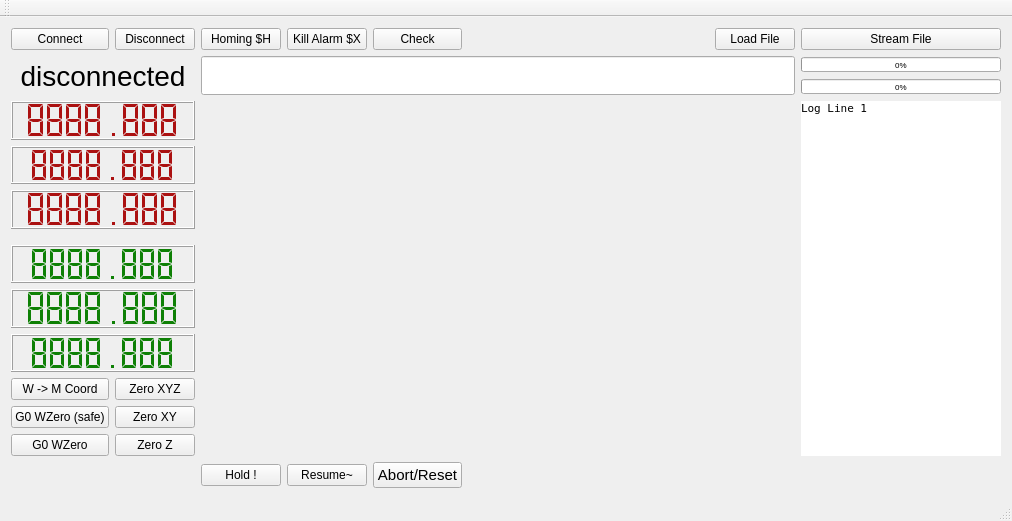
Above: lib/qt/cnctoolbox/mainwindow.ui from comgram/gerbil_gui before the change. Below: the same form after it.
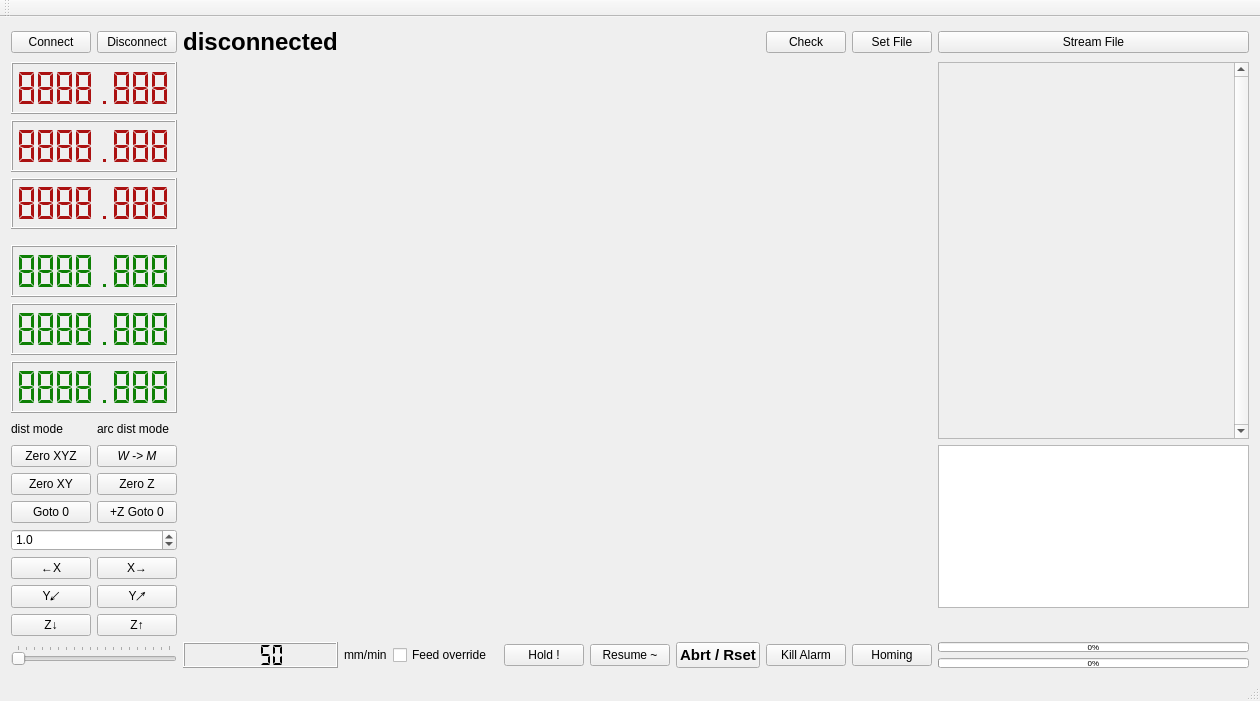
That is the form after the change.

Patch:
```diff
--- a/lib/qt/cnctoolbox/mainwindow.ui
+++ b/lib/qt/cnctoolbox/mainwindow.ui
@@ -6,8 +6,8 @@
    <rect>
     <x>0</x>
     <y>0</y>
-    <width>1012</width>
-    <height>521</height>
+    <width>1260</width>
+    <height>701</height>
    </rect>
   </property>
   <property name="sizePolicy">
@@ -32,12 +32,72 @@
   </property>
   <widget class="QWidget" name="centralWidget">
    <layout class="QGridLayout" name="gridLayout">
-    <item row="4" column="2" rowspan="5" colspan="10">
-     <layout class="QGridLayout" name="grid_opengl">
-      <property name="sizeConstraint">
-       <enum>QLayout::SetNoConstraint</enum>
+    <item row="7" column="1">
+     <widget class="QPushButton" name="pushButton_w2mcoord">
+      <property name="font">
+       <font>
+        <italic>true</italic>
+        <underline>false</underline>
+       </font>
       </property>
-     </layout>
+      <property name="text">
+       <string>W -&gt; M</string>
+      </property>
+     </widget>
+    </item>
+    <item row="11" column="1">
+     <widget class="QPushButton" name="pushButton_xplus">
+      <property name="text">
+       <string>X→</string>
+      </property>
+     </widget>
+    </item>
+    <item row="11" column="0">
+     <widget class="QPushButton" name="pushButton_xminus">
+      <property name="text">
+       <string>←X</string>
+      </property>
+     </widget>
+    </item>
+    <item row="15" column="10">
+     <widget class="QPushButton" name="pushButton_killalarm">
+      <property name="text">
+       <string>Kill Alarm</string>
+      </property>
+     </widget>
+    </item>
+    <item row="15" column="4">
+     <widget class="QLabel" name="label_mmmin">
+      <property name="text">
+       <string>mm/min</string>
+      </property>
+     </widget>
+    </item>
+    <item row="0" column="1">
+     <widget class="QPushButton" name="pushButton_disconnect">
+      <property name="text">
+       <string>Disconnect</string>
+      </property>
+     </widget>
+    </item>
+    <item row="10" column="0" colspan="2">
+     <widget class="QDoubleSpinBox" name="doubleSpinBox_jogstep">
+      <property name="decimals">
+       <number>1</number>
+      </property>
+      <property name="minimum">
+       <double>0.100000000000000</double>
+      </property>
+      <property name="maximum">
+       <double>10.000000000000000</double>
+      </property>
+      <property name="singleStep">
+       <double>0.100000000000000</double>
+      </property>
+      <property name="value">
+       <double>1.000000000000000</double>
+      </property>
+     </widget>
     </item>
     <item row="0" column="0">
      <widget class="QPushButton" name="pushButton_connect">
@@ -46,69 +106,45 @@
       </property>
      </widget>
     </item>
-    <item row="3" column="2" colspan="10">
-     <widget class="QLineEdit" name="lineEdit_cmdline">
-      <property name="sizePolicy">
-       <sizepolicy hsizetype="Ignored" vsizetype="Fixed">
-        <horstretch>0</horstretch>
-        <verstretch>0</verstretch>
-       </sizepolicy>
-      </property>
-      <property name="font">
-       <font>
-        <pointsize>20</pointsize>
-        <weight>75</weight>
-        <bold>true</bold>
-       </font>
-      </property>
-      <property name="text">
-       <string/>
-      </property>
-     </widget>
-    </item>
-    <item row="9" column="4">
-     <widget class="QPushButton" name="pushButton_abort">
-      <property name="font">
-       <font>
-        <pointsize>11</pointsize>
-       </font>
-      </property>
-      <property name="autoFillBackground">
-       <bool>false</bool>
-      </property>
-      <property name="styleSheet">
-       <string notr="true"/>
-      </property>
-      <property name="text">
-       <string>Abort/Reset</string>
-      </property>
-     </widget>
-    </item>
-    <item row="0" column="3">
-     <widget class="QPushButton" name="pushButton_killalarm">
-      <property name="text">
-       <string>Kill Alarm $X</string>
-      </property>
-     </widget>
-    </item>
-    <item row="0" column="2">
+    <item row="15" column="11">
      <widget class="QPushButton" name="pushButton_homing">
       <property name="text">
-       <string>Homing $H</string>
+       <string>Homing</string>
       </property>
      </widget>
     </item>
-    <item row="0" column="4">
+    <item row="0" column="10">
      <widget class="QPushButton" name="pushButton_check">
       <property name="text">
        <string>Check</string>
       </property>
      </widget>
     </item>
-    <item row="0" column="11">
-     <widget class="QPushButton" name="pushButton_fileload">
+    <item row="15" column="7">
+     <widget class="QPushButton" name="pushButton_hold">
       <property name="text">
-       <string>Load File</string>
+       <string>Hold !</string>
+      </property>
+     </widget>
+    </item>
+    <item row="9" column="0">
+     <widget class="QPushButton" name="pushButton_g0wzero">
+      <property name="text">
+       <string>Goto 0</string>
+      </property>
+     </widget>
+    </item>
+    <item row="8" column="0">
+     <widget class="QPushButton" name="pushButton_zeroxy">
+      <property name="text">
+       <string>Zero XY</string>
+      </property>
+     </widget>
+    </item>
+    <item row="9" column="1">
+     <widget class="QPushButton" name="pushButton_g0wzerosafe">
+      <property name="text">
+       <string>+Z Goto 0</string>
       </property>
      </widget>
     </item>
@@ -119,34 +155,252 @@
       </property>
      </widget>
     </item>
-    <item row="6" column="0">
-     <widget class="QPushButton" name="pushButton_w2mcoord">
+    <item row="8" column="1">
+     <widget class="QPushButton" name="pushButton_zeroz">
       <property name="text">
-       <string>W -&gt; M Coord</string>
+       <string>Zero Z</string>
       </property>
      </widget>
     </item>
-    <item row="9" column="3">
+    <item row="15" column="5">
+     <widget class="QCheckBox" name="checkBox_feedoverride">
+      <property name="text">
+       <string>Feed override</string>
+      </property>
+     </widget>
+    </item>
+    <item row="15" column="8">
      <widget class="QPushButton" name="pushButton_resume">
       <property name="text">
-       <string>Resume~</string>
+       <string>Resume ~</string>
       </property>
      </widget>
     </item>
-    <item row="9" column="2">
-     <widget class="QPushButton" name="pushButton_hold">
+    <item row="0" column="3">
+     <widget class="QLabel" name="label_state">
+      <property name="font">
+       <font>
+        <pointsize>18</pointsize>
+        <weight>75</weight>
+        <bold>true</bold>
+       </font>
+      </property>
+      <property name="styleSheet">
+       <string notr="true"/>
+      </property>
       <property name="text">
-       <string>Hold !</string>
+       <string>disconnected</string>
       </property>
+      <property name="alignment">
+       <set>Qt::AlignCenter</set>
+      </property>
      </widget>
     </item>
-    <item row="7" column="0">
-     <widget class="QPushButton" name="pushButton_g0wzerosafe">
+    <item row="15" column="3">
+     <widget class="QLCDNumber" name="lcdNumber_feed">
+      <property name="digitCount">
+       <number>4</number>
+      </property>
+      <property name="segmentStyle">
+       <enum>QLCDNumber::Flat</enum>
+      </property>
+      <property name="value" stdset="0">
+       <double>50.000000000000000</double>
+      </property>
+     </widget>
+    </item>
+    <item row="15" column="9">
+     <widget class="QPushButton" name="pushButton_abort">
+      <property name="font">
+       <font>
+        <pointsize>11</pointsize>
+        <weight>75</weight>
+        <bold>true</bold>
+       </font>
+      </property>
+      <property name="autoFillBackground">
+       <bool>false</bool>
+      </property>
+      <property name="styleSheet">
+       <string notr="true"/>
+      </property>
       <property name="text">
-       <string>G0 WZero (safe)</string>
+       <string>Abrt / Rset</string>
       </property>
      </widget>
     </item>
+    <item row="12" column="1">
+     <widget class="QPushButton" name="pushButton_yplus">
+      <property name="text">
+       <string>Y↗</string>
+      </property>
+     </widget>
+    </item>
+    <item row="7" column="12" rowspan="6">
+     <widget class="QListWidget" name="listWidget_logoutput"/>
+    </item>
+    <item row="13" column="12">
+     <layout class="QVBoxLayout" name="verticalLayout_cmd"/>
+    </item>
+    <item row="12" column="0">
+     <widget class="QPushButton" name="pushButton_yminus">
+      <property name="sizePolicy">
+       <sizepolicy hsizetype="Fixed" vsizetype="Fixed">
+        <horstretch>0</horstretch>
+        <verstretch>0</verstretch>
+       </sizepolicy>
+      </property>
+      <property name="font">
+       <font>
+        <stylestrategy>PreferDefault</stylestrategy>
+        <kerning>true</kerning>
+       </font>
+      </property>
+      <property name="layoutDirection">
+       <enum>Qt::LeftToRight</enum>
+      </property>
+      <property name="text">
+       <string>Y↙</string>
+      </property>
+      <property name="default">
+       <bool>false</bool>
+      </property>
+      <property name="flat">
+       <bool>false</bool>
+      </property>
+     </widget>
+    </item>
+    <item row="0" column="11">
+     <widget class="QPushButton" name="pushButton_fileload">
+      <property name="text">
+       <string>Set File</string>
+      </property>
+     </widget>
+    </item>
+    <item row="15" column="0" colspan="2">
+     <widget class="QSlider" name="horizontalSlider_feed">
+      <property name="minimum">
+       <number>50</number>
+      </property>
+      <property name="maximum">
+       <number>1000</number>
+      </property>
+      <property name="singleStep">
+       <number>50</number>
+      </property>
+      <property name="pageStep">
+       <number>100</number>
+      </property>
+      <property name="orientation">
+       <enum>Qt::Horizontal</enum>
+      </property>
+      <property name="invertedAppearance">
+       <bool>false</bool>
+      </property>
+      <property name="invertedControls">
+       <bool>false</bool>
+      </property>
+      <property name="tickPosition">
+       <enum>QSlider::TicksAbove</enum>
+      </property>
+      <property name="tickInterval">
+       <number>50</number>
+      </property>
+     </widget>
+    </item>
+    <item row="15" column="12">
+     <layout class="QVBoxLayout" name="verticalLayout_2">
+      <item>
+       <widget class="QProgressBar" name="progressBar_buffer">
+        <property name="sizePolicy">
+         <sizepolicy hsizetype="Ignored" vsizetype="Fixed">
+          <horstretch>0</horstretch>
+          <verstretch>0</verstretch>
+         </sizepolicy>
+        </property>
+        <property name="maximumSize">
+         <size>
+          <width>16777215</width>
+          <height>10</height>
+         </size>
+        </property>
+        <property name="font">
+         <font>
+          <pointsize>6</pointsize>
+         </font>
+        </property>
+        <property name="value">
+         <number>0</number>
+        </property>
+       </widget>
+      </item>
+      <item>
+       <widget class="QProgressBar" name="progressBar_job">
+        <property name="sizePolicy">
+         <sizepolicy hsizetype="Ignored" vsizetype="Fixed">
+          <horstretch>0</horstretch>
+          <verstretch>0</verstretch>
+         </sizepolicy>
+        </property>
+        <property name="maximumSize">
+         <size>
+          <width>16777215</width>
+          <height>10</height>
+         </size>
+        </property>
+        <property name="font">
+         <font>
+          <pointsize>6</pointsize>
+         </font>
+        </property>
+        <property name="value">
+         <number>0</number>
+        </property>
+       </widget>
+      </item>
+     </layout>
+    </item>
+    <item row="13" column="0">
+     <widget class="QPushButton" name="pushButton_zminus">
+      <property name="text">
+       <string>Z↓</string>
+      </property>
+     </widget>
+    </item>
+    <item row="4" column="3" rowspan="10" colspan="9">
+     <layout class="QGridLayout" name="grid_opengl">
+      <property name="sizeConstraint">
+       <enum>QLayout::SetNoConstraint</enum>
+      </property>
+     </layout>
+    </item>
+    <item row="13" column="1">
+     <widget class="QPushButton" name="pushButton_zplus">
+      <property name="text">
+       <string>Z↑</string>
+      </property>
+     </widget>
+    </item>
+    <item row="4" column="12" rowspan="3">
+     <widget class="QScrollArea" name="scrollArea_loginput">
+      <property name="verticalScrollBarPolicy">
+       <enum>Qt::ScrollBarAlwaysOn</enum>
+      </property>
+      <property name="widgetResizable">
+       <bool>true</bool>
+      </property>
+      <widget class="QWidget" name="scrollAreaWidgetContents">
+       <property name="geometry">
+        <rect>
+         <x>0</x>
+         <y>0</y>
+         <width>236</width>
+         <height>309</height>
+        </rect>
+       </property>
+      </widget>
+     </widget>
+    </item>
     <item row="4" column="0" rowspan="2" colspan="2">
      <layout class="QVBoxLayout" name="verticalLayout_xyz">
       <property name="sizeConstraint">
@@ -290,133 +544,30 @@
       </item>
      </layout>
     </item>
-    <item row="0" column="1">
-     <widget class="QPushButton" name="pushButton_disconnect">
-      <property name="text">
-       <string>Disconnect</string>
-      </property>
-     </widget>
-    </item>
-    <item row="8" column="0">
-     <widget class="QPushButton" name="pushButton_g0wzero">
-      <property name="text">
-       <string>G0 WZero</string>
-      </property>
-     </widget>
-    </item>
-    <item row="3" column="0" colspan="2">
-     <widget class="QLabel" name="label_state">
-      <property name="font">
-       <font>
-        <pointsize>21</pointsize>
-       </font>
-      </property>
-      <property name="text">
-       <string>disconnected</string>
-      </property>
-      <property name="alignment">
-       <set>Qt::AlignCenter</set>
-      </property>
-     </widget>
-    </item>
-    <item row="6" column="1">
-     <widget class="QPushButton" name="pushButton_zeroxyz">
-      <property name="text">
-       <string>Zero XYZ</string>
-      </property>
-     </widget>
-    </item>
-    <item row="7" column="1">
-     <widget class="QPushButton" name="pushButton_zeroxy">
-      <property name="text">
-       <string>Zero XY</string>
-      </property>
-     </widget>
-    </item>
-    <item row="8" column="1">
-     <widget class="QPushButton" name="pushButton_zeroz">
-      <property name="text">
-       <string>Zero Z</string>
-      </property>
-     </widget>
-    </item>
-    <item row="3" column="12">
-     <layout class="QVBoxLayout" name="verticalLayout_2">
-      <item>
-       <widget class="QProgressBar" name="progressBar_buffer">
-        <property name="sizePolicy">
-         <sizepolicy hsizetype="Ignored" vsizetype="Fixed">
-          <horstretch>0</horstretch>
-          <verstretch>0</verstretch>
-         </sizepolicy>
-        </property>
-        <property name="maximumSize">
-         <size>
-          <width>16777215</width>
-          <height>15</height>
-         </size>
-        </property>
-        <property name="font">
-         <font>
-          <pointsize>6</pointsize>
-         </font>
-        </property>
-        <property name="value">
-         <number>0</number>
-        </property>
-       </widget>
-      </item>
-      <item>
-       <widget class="QProgressBar" name="progressBar_job">
-        <property name="sizePolicy">
-         <sizepolicy hsizetype="Ignored" vsizetype="Fixed">
-          <horstretch>0</horstretch>
-          <verstretch>0</verstretch>
-         </sizepolicy>
-        </property>
-        <property name="maximumSize">
-         <size>
-          <width>16777215</width>
-          <height>15</height>
-         </size>
-        </property>
-        <property name="font">
-         <font>
-          <pointsize>6</pointsize>
-         </font>
-        </property>
-        <property name="value">
-         <number>0</number>
-        </property>
-       </widget>
-      </item>
-     </layout>
-    </item>
-    <item row="4" column="12" rowspan="5">
-     <widget class="QLabel" name="label_log">
-      <property name="minimumSize">
+    <item row="6" column="0">
+     <widget class="QLabel" name="label_distancemode">
+      <property name="maximumSize">
        <size>
-        <width>200</width>
-        <height>0</height>
+        <width>16777215</width>
+        <height>20</height>
        </size>
       </property>
-      <property name="font">
-       <font>
-        <family>DejaVu Sans Mono</family>
-        <pointsize>8</pointsize>
-       </font>
+      <property name="text">
+       <string>dist mode</string>
       </property>
-      <property name="autoFillBackground">
-       <bool>false</bool>
-      </property>
-      <property name="styleSheet">
-       <string notr="true">background-color: white;</string>
-      </property>
+     </widget>
+    </item>
+    <item row="7" column="0">
+     <widget class="QPushButton" name="pushButton_zeroxyz">
       <property name="text">
-       <string>Log Line 1</string>
+       <string>Zero XYZ</string>
       </property>
-      <property name="alignment">
-       <set>Qt::AlignLeading|Qt::AlignLeft|Qt::AlignTop</set>
+     </widget>
+    </item>
+    <item row="6" column="1">
+     <widget class="QLabel" name="label_arcdistancemode">
+      <property name="text">
+       <string>arc dist mode</string>
       </property>
      </widget>
     </item>
```
